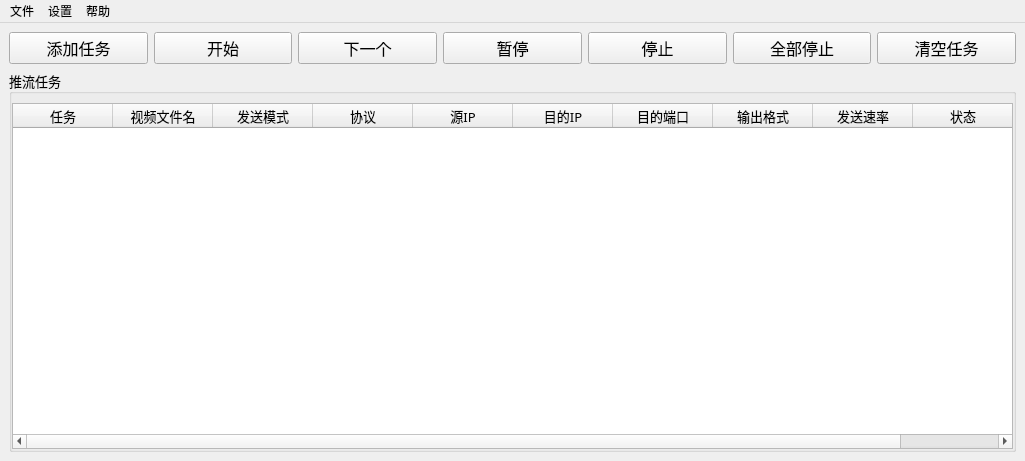
Before: the Qt Designer form ui/MainWindow.ui in Reinering/stream-sender, drawn with Qt 5.
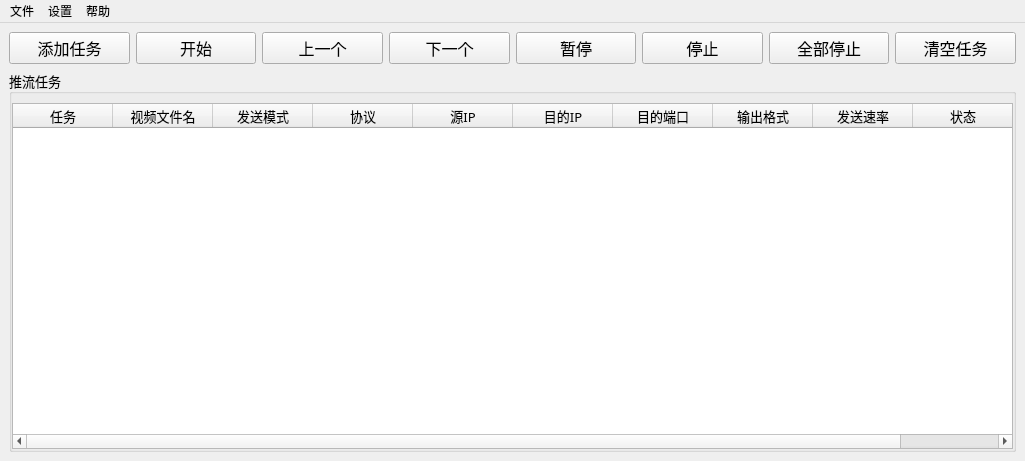
After: the same form once the commit is applied.

Patch:
```diff
--- a/ui/MainWindow.ui
+++ b/ui/MainWindow.ui
@@ -193,6 +193,19 @@
         </property>
        </widget>
       </item>
+      <item>
+       <widget class="QPushButton" name="pushButton_previous">
+        <property name="font">
+         <font>
+          <family>微软雅黑</family>
+          <pointsize>12</pointsize>
+         </font>
+        </property>
+        <property name="text">
+         <string>上一个</string>
+        </property>
+       </widget>
+      </item>
       <item>
        <widget class="QPushButton" name="pushButton_next">
         <property name="font">
```
